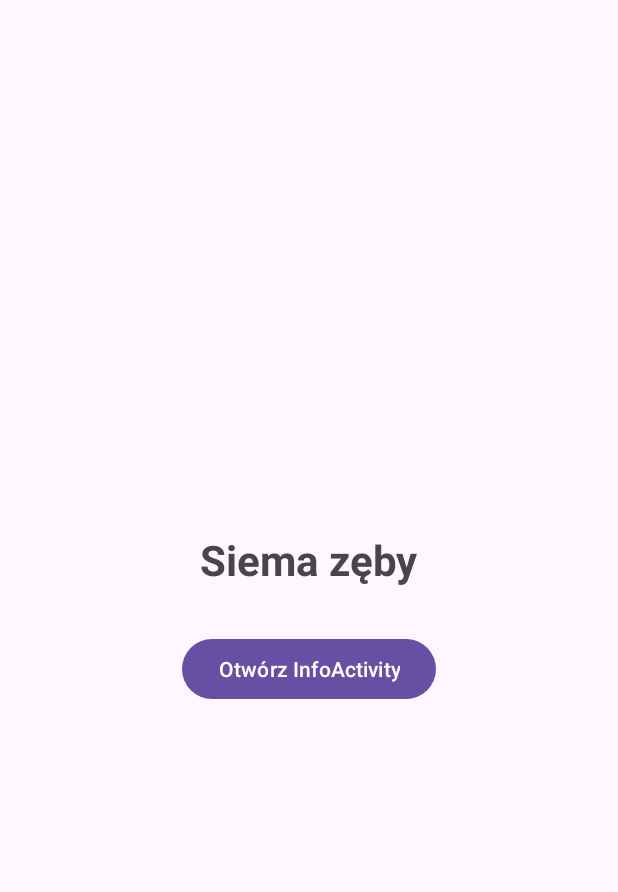
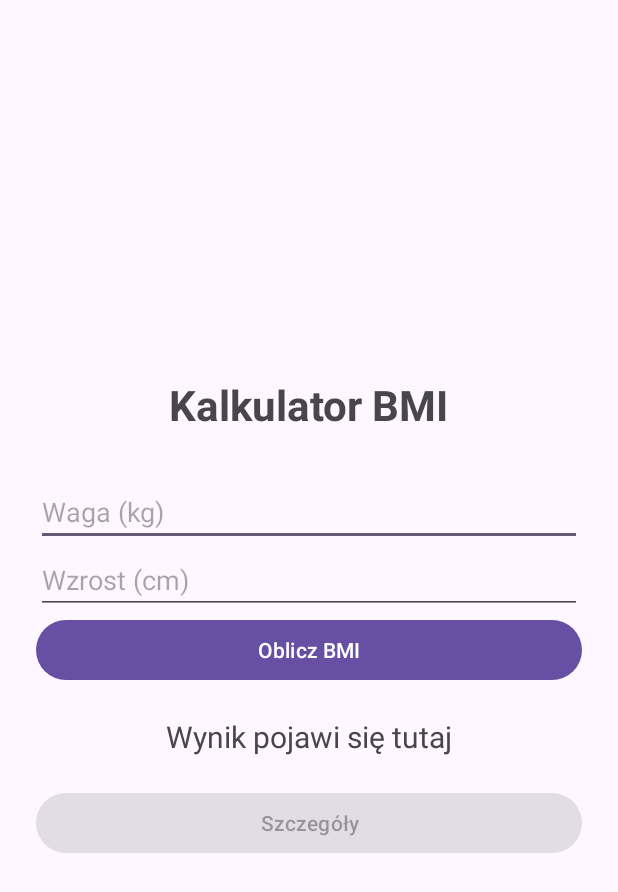
Before and after one commit to niko429/M03toolBar, an Android app: the screen it shows after launch (MainActivity), on a phone screen of 412 x 824 dp. Shown: the top 892 px of the screen. Run offline under Robolectric (Android 15) with nearby library versions, the phone set to English and light mode, and no system bars.

Commit message:
Exp. 2 done

```diff
--- a/M03zadania/app/src/main/java/com/napertyhryhorenko/m03/MainActivity.java
+++ b/M03zadania/app/src/main/java/com/napertyhryhorenko/m03/MainActivity.java
@@ -1,23 +1,104 @@
+
 package com.napertyhryhorenko.m03;
 
 import android.content.Intent;
 import android.os.Bundle;
 import android.widget.Button;
+import android.widget.EditText;
+import android.widget.TextView;
+import android.widget.Toast;
 
 import androidx.appcompat.app.AppCompatActivity;
 
 public class MainActivity extends AppCompatActivity {
+
+    EditText editWeight, editHeight;
+    Button btnCalculate, btnDetails;
+    TextView txtResult;
+
+    double bmi;
+    double weight;
+    double height;
+    String category;
+
+    boolean calculated = false;
 
     @Override
     protected void onCreate(Bundle savedInstanceState) {
         super.onCreate(savedInstanceState);
         setContentView(R.layout.activity_main);
 
-        Button btnInfo = findViewById(R.id.btnInfo);
+        editWeight = findViewById(R.id.editWeight);
+        editHeight = findViewById(R.id.editHeight);
+        btnCalculate = findViewById(R.id.btnCalculate);
+        btnDetails = findViewById(R.id.btnDetails);
+        txtResult = findViewById(R.id.txtResult);
 
-        btnInfo.setOnClickListener(v -> {
-            Intent intent = new Intent(MainActivity.this, InfoActivity.class);
-            startActivity(intent);
-        });
+        btnDetails.setEnabled(false);
+
+        btnCalculate.setOnClickListener(v -> calculateBMI());
+
+        btnDetails.setOnClickListener(v -> openDetails());
+    }
+
+    private void calculateBMI() {
+
+        String weightText = editWeight.getText().toString();
+        String heightText = editHeight.getText().toString();
+
+        if (weightText.isEmpty() || heightText.isEmpty()) {
+            Toast.makeText(this, "Wpisz wagę i wzrost!", Toast.LENGTH_SHORT).show();
+            return;
+        }
+
+        try {
+            weight = Double.parseDouble(weightText.replace(',', '.'));
+            height = Double.parseDouble(heightText.replace(',', '.'));
+
+            if (weight <= 0 || height <= 0) {
+                Toast.makeText(this, "Podaj wartości większe od zera!", Toast.LENGTH_SHORT).show();
+                return;
+            }
+
+            bmi = weight / Math.pow(height / 100.0, 2);
+
+            if (bmi < 18.5) {
+                category = "Niedowaga";
+            } else if (bmi < 25) {
+                category = "Waga prawidłowa";
+            } else if (bmi < 30) {
+                category = "Nadwaga";
+            } else {
+                category = "Otyłość";
+            }
+
+            txtResult.setText(String.format(
+                    java.util.Locale.getDefault(),
+                    "BMI: %.2f\nKategoria: %s",
+                    bmi, category
+            ));
+
+            calculated = true;
+            btnDetails.setEnabled(true);
+
+        } catch (NumberFormatException e) {
+            Toast.makeText(this, "Niepoprawne dane!", Toast.LENGTH_SHORT).show();
+        }
+    }
+
+    private void openDetails() {
+
+        if (!calculated) {
+            return;
+        }
+
+        Intent intent = new Intent(MainActivity.this, InfoActivity.class);
+
+        intent.putExtra(InfoActivity.EXTRA_BMI, bmi);
+        intent.putExtra(InfoActivity.EXTRA_CATEGORY, category);
+        intent.putExtra(InfoActivity.EXTRA_WEIGHT, weight);
+        intent.putExtra(InfoActivity.EXTRA_HEIGHT, height);
+
+        startActivity(intent);
     }
 }
--- a/M03zadania/app/src/main/res/layout/activity_main.xml
+++ b/M03zadania/app/src/main/res/layout/activity_main.xml
@@ -10,15 +10,46 @@
     <TextView
         android:layout_width="wrap_content"
         android:layout_height="wrap_content"
-        android:text="Siema zęby"
+        android:text="Kalkulator BMI"
         android:textSize="28sp"
         android:textStyle="bold"
         android:layout_marginBottom="30dp"/>
 
+    <EditText
+        android:id="@+id/editWeight"
+        android:layout_width="match_parent"
+        android:layout_height="wrap_content"
+        android:hint="Waga (kg)"
+        android:inputType="numberDecimal"/>
+
+    <EditText
+        android:id="@+id/editHeight"
+        android:layout_width="match_parent"
+        android:layout_height="wrap_content"
+        android:hint="Wzrost (cm)"
+        android:inputType="numberDecimal"/>
+
     <Button
-        android:id="@+id/btnInfo"
-        android:layout_width="wrap_content"
+        android:id="@+id/btnCalculate"
+        android:layout_width="match_parent"
         android:layout_height="wrap_content"
-        android:text="Otwórz InfoActivity"/>
+        android:text="Oblicz BMI"/>
+
+    <TextView
+        android:id="@+id/txtResult"
+        android:layout_width="match_parent"
+        android:layout_height="wrap_content"
+        android:text="Wynik pojawi się tutaj"
+        android:textSize="20sp"
+        android:gravity="center"
+        android:layout_marginTop="20dp"/>
+
+    <Button
+        android:id="@+id/btnDetails"
+        android:layout_width="match_parent"
+        android:layout_height="wrap_content"
+        android:text="Szczegóły"
+        android:layout_marginTop="20dp"
+        android:enabled="false"/>
 
 </LinearLayout>
```
Also changed, not shown: M03zadania/app/src/main/java/com/napertyhryhorenko/m03/InfoActivity.java (+26 -0 lines), M03zadania/app/src/main/res/layout/activity_info.xml (+5 -3 lines).
